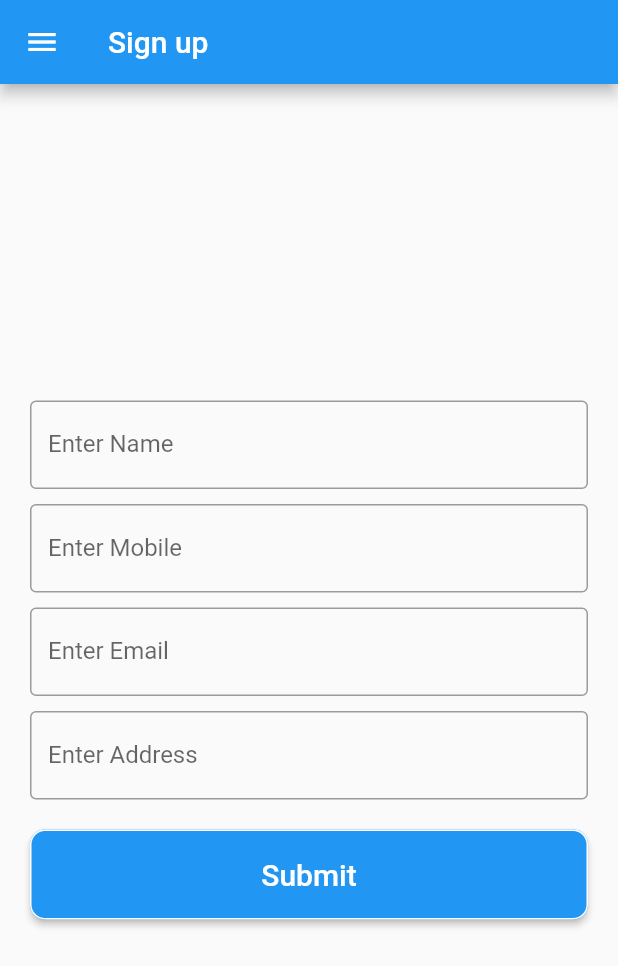
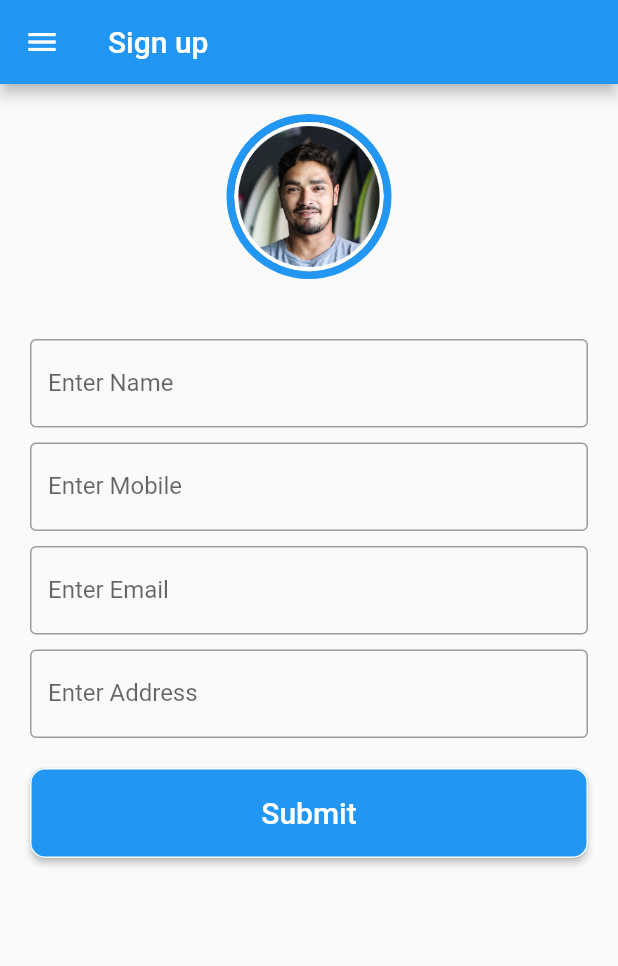
Before and after one commit to Sonykishan31/SignUpUIDemo, a Flutter app: the screen it shows after launch, on a phone screen of 412 x 824 dp. Shown: the top 966 px of the screen. Run offline on Flutter 3.47's test engine with Material 2 defaults, Android fonts, the phone set to English and light mode, and no system bars.

```diff
--- a/lib/ListExample.dart
+++ b/lib/ListExample.dart
@@ -33,7 +33,7 @@ class _ListExampleState extends State<ListExample> {
     _scaffoldKey.currentState.showSnackBar(snackBar);
   }
 
-  void _clearAllItems() {
+  void removeAllItems() {
     for (var i = 0; i <= _list.length - 1; i++) {
       _listKey.currentState.removeItem(0,
               (BuildContext context, Animation<double> animation) {
@@ -118,7 +118,7 @@ class _ListExampleState extends State<ListExample> {
           ),
           SizedBox(width: 20),
           FloatingActionButton(
-            onPressed: () => _clearAllItems(),
+            onPressed: () => removeAllItems(),
             tooltip: 'ClearAll',
             heroTag: 'btn3',
             child: Icon(Icons.clear_all),
--- a/lib/main.dart
+++ b/lib/main.dart
@@ -1,5 +1,4 @@
 import 'dart:convert';
-import 'dart:io';
 
 import 'package:flutter/cupertino.dart';
 import 'package:flutter/material.dart';
@@ -85,7 +84,8 @@ class _MyHomePageState extends State<MyHomePage> {
               accountEmail: Text("SonyKishan31@gmail.com"),
               currentAccountPicture: CircleAvatar(
                 backgroundColor:
-                    Theme.of(context).platform == TargetPlatform.android
+                Theme.of(context)
+                    .platform == TargetPlatform.android
                     ? Colors.black
                     : Colors.blue,
                 child: Text(
@@ -161,7 +161,8 @@ class _MyHomePageState extends State<MyHomePage> {
         // the App.build method, and use it to set our appbar title.
         title: Text(widget.title),
       ),
-      body: Container(
+      body: SingleChildScrollView(
+        child: Container(
           // Center is a layout widget. It takes a single child and positions it
           // in the middle of the parent.
           padding: new EdgeInsets.all(20.0),
@@ -180,9 +181,21 @@ class _MyHomePageState extends State<MyHomePage> {
             // center the children vertically; the main axis here is the vertical
             // axis because Columns are vertical (the cross axis would be
             // horizontal).
-          mainAxisAlignment: MainAxisAlignment.center,
+//          mainAxisAlignment: MainAxisAlignment.center,
             crossAxisAlignment: CrossAxisAlignment.center,
             children: <Widget>[
+              CircleAvatar(
+                radius: 55,
+                backgroundColor: Colors.blue,
+                child: CircleAvatar(
+                  radius: 50,
+//                  backgroundImage: AssetImage('assets/images/profile_avatar.png'),
+                  backgroundImage: AssetImage('assets/images/profile_photo.png'),
+                ),
+              ),
+
+              SizedBox(height: 40),
+
               TextFormField(
 //              initialValue: '',
                 textInputAction: TextInputAction.next,
@@ -270,6 +283,7 @@ class _MyHomePageState extends State<MyHomePage> {
             ],
           ),
         ),
+      ),
     );
   }
 
@@ -300,17 +314,32 @@ class _MyHomePageState extends State<MyHomePage> {
   validateUserInputs() {
     String errMsg = "";
 
-    if (_nameController.text.toString().trim().isEmpty) {
+    if (_nameController.text
+        .toString()
+        .trim()
+        .isEmpty) {
       errMsg = "Please Enter Name";
-    } else if (_mobileController.text.toString().trim().isEmpty) {
+    } else if (_mobileController.text
+        .toString()
+        .trim()
+        .isEmpty) {
       errMsg = "Please Enter Mobile Number";
-    } else if (_mobileController.text.toString().trim().length < 10) {
+    } else if (_mobileController.text
+        .toString()
+        .trim()
+        .length < 10) {
       errMsg = "Please Enter Valid Mobile Number";
-    } else if (_emailConroller.text.toString().trim().isEmpty) {
+    } else if (_emailConroller.text
+        .toString()
+        .trim()
+        .isEmpty) {
       errMsg = "Please Enter Email Address";
     } else if (!Utils.isEmail(_emailConroller.text.toString().trim())) {
       errMsg = "Please Enter Valid Email Address";
-    } else if (_addressController.text.toString().trim().isEmpty) {
+    } else if (_addressController.text
+        .toString()
+        .trim()
+        .isEmpty) {
       errMsg = "Please Enter Address";
     } else {
       navigateToLogin();
--- a/pubspec.yaml
+++ b/pubspec.yaml
@@ -48,9 +48,8 @@ flutter:
   uses-material-design: true
 
   # To add assets to your application, add an assets section, like this:
-  # assets:
-  #  - images/a_dot_burr.jpeg
-  #  - images/a_dot_ham.jpeg
+  assets:
+    - assets/images/
 
   # An image asset can refer to one or more resolution-specific "variants", see
   # https://flutter.dev/assets-and-images/#resolution-aware.
```
Also changed, not shown: lib/ApiModel.dart (added, +14 -0 lines), assets/images/profile_avatar.png (added), assets/images/profile_photo.png (added). Lines whose indentation alone changed are shown as unchanged.
